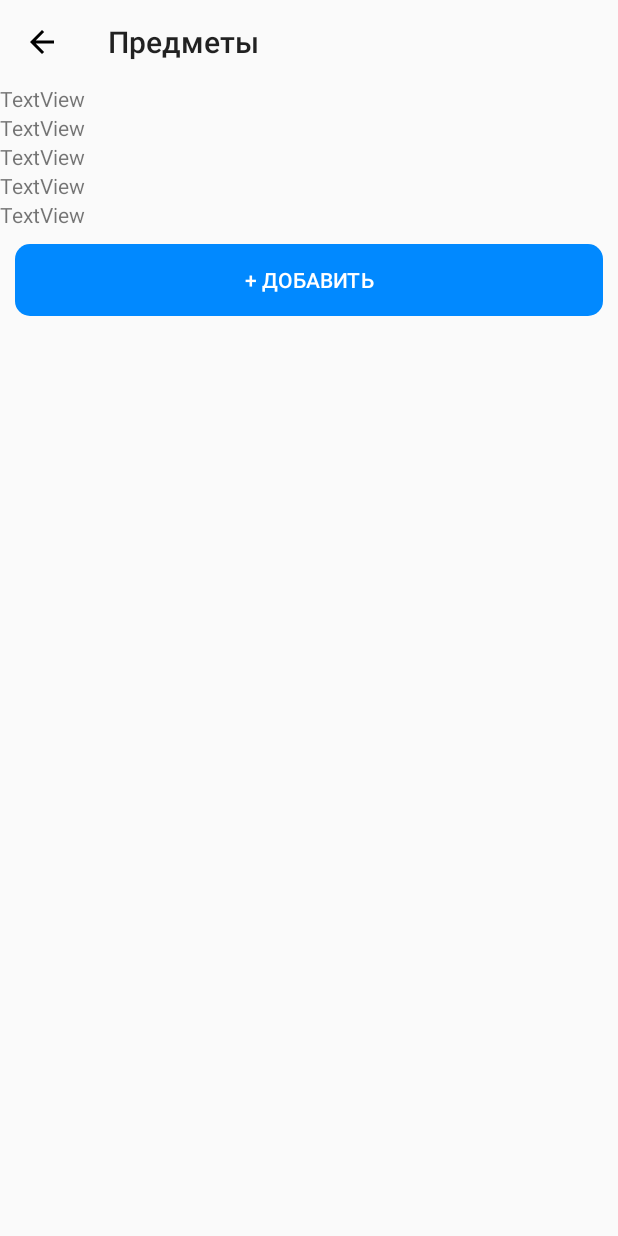
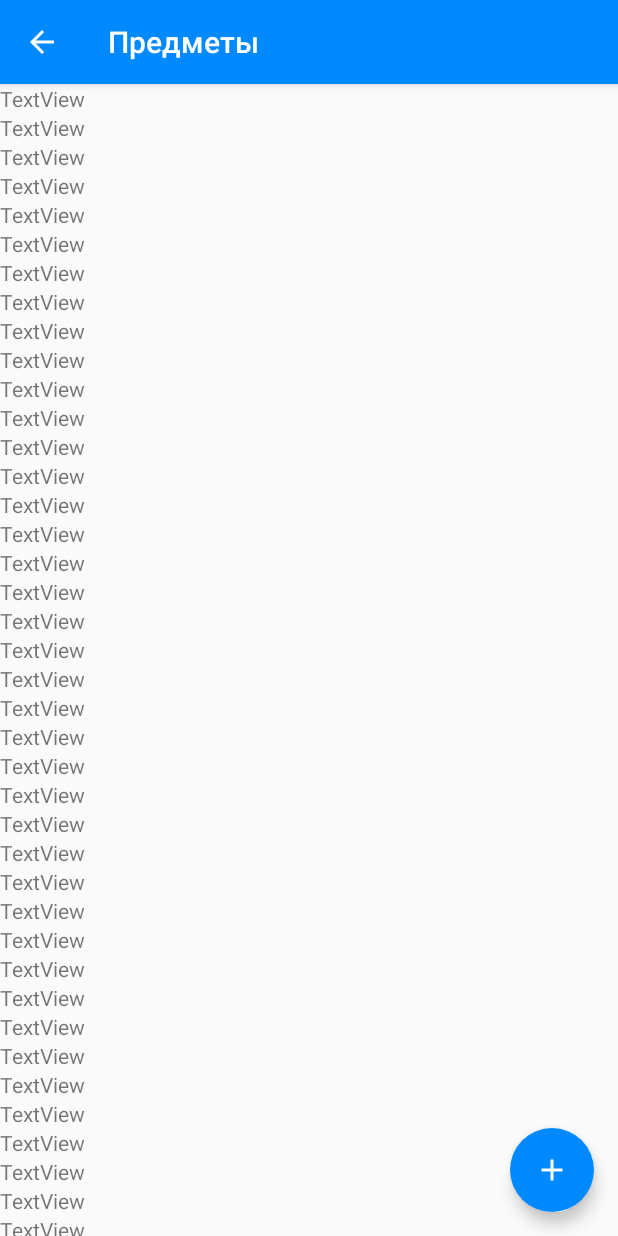
Before and after one commit to ShiryaevNikolay/MyApplicationTimeTable, an Android app: the ListItemsActivity screen opened directly, with no data from a screen before it, on a phone screen of 412 x 824 dp. Run offline under Robolectric (Android 15) with nearby library versions, the phone set to English and light mode, and no system bars.

Commit message:
Change Empty Activity to Basic Activity for list_items

```diff
--- a/app/build.gradle
+++ b/app/build.gradle
@@ -23,6 +23,7 @@ dependencies {
     implementation fileTree(dir: 'libs', include: ['*.jar'])
     implementation 'androidx.appcompat:appcompat:1.1.0'
     implementation 'androidx.constraintlayout:constraintlayout:1.1.3'
+    implementation 'com.google.android.material:material:1.0.0'
     testImplementation 'junit:junit:4.12'
     androidTestImplementation 'androidx.test.ext:junit:1.1.1'
     androidTestImplementation 'androidx.test.espresso:espresso-core:3.2.0'
--- a/app/src/main/AndroidManifest.xml
+++ b/app/src/main/AndroidManifest.xml
@@ -9,10 +9,10 @@
         android:roundIcon="@mipmap/ic_launcher_round"
         android:supportsRtl="true"
         android:theme="@style/AppTheme">
-
-        <activity android:name=".AddItemsActivity"
-            android:label="Предметы"></activity>
-
+        <activity
+            android:name=".ListItemsActivity"
+            android:label="Предметы"
+            android:theme="@style/AppTheme.NoActionBar"></activity>
         <activity android:name=".MainActivity">
             <intent-filter>
                 <action android:name="android.intent.action.MAIN" />
--- a/app/src/main/java/com/example/timetable/ItemsAdapter.java
+++ b/app/src/main/java/com/example/timetable/ItemsAdapter.java
@@ -26,7 +26,7 @@ public class ItemsAdapter extends RecyclerView.Adapter<RecyclerView.ViewHolder>
         int layoutIdForListItem = R.layout.recyclerview_item;
         // нужен для создания нового xml файла на основе recyclerview_item.xml
         LayoutInflater inflater = LayoutInflater.from(context);
-        // создаём новое представление (элемент) из layoutIdForItem, parent - <RecyclerView> в activity_add_items.xml, false - нужно ли помещать созданный объект layoutIdForItem внутрь parent(<RecyclerView>)
+        // создаём новое представление (элемент) из layoutIdForItem, parent - <RecyclerView> в activity_list_items.xml, false - нужно ли помещать созданный объект layoutIdForItem внутрь parent(<RecyclerView>)
         View view = inflater.inflate(layoutIdForListItem, parent, false);
         // обернём созданный элемент списка в ViewHolder
         ItemsViewHolder viewHolder = new ItemsViewHolder(view);
--- a/app/src/main/java/com/example/timetable/AddItemsActivity.java
+++ b/app/src/main/java/com/example/timetable/ListItemsActivity.java
@@ -1,15 +1,20 @@
 package com.example.timetable;
 
+import android.os.Bundle;
+
+import com.google.android.material.floatingactionbutton.FloatingActionButton;
+
 import androidx.appcompat.app.AppCompatActivity;
+import androidx.appcompat.widget.Toolbar;
+
+import android.view.View;
+
 import androidx.recyclerview.widget.LinearLayoutManager;
 import androidx.recyclerview.widget.RecyclerView;
 
 import android.content.Intent;
-import android.os.Bundle;
-import android.view.View;
-import android.widget.Toolbar;
 
-public class AddItemsActivity extends AppCompatActivity {
+public class ListItemsActivity extends AppCompatActivity {
 
     Toolbar toolbar;
 
@@ -19,13 +24,21 @@ public class AddItemsActivity extends AppCompatActivity {
     @Override
     protected void onCreate(Bundle savedInstanceState) {
         super.onCreate(savedInstanceState);
-        setContentView(R.layout.activity_add_items);
-
-        toolbar = findViewById(R.id.toolbar_add_items);
-        toolbar.setTitle(getString(R.string.toolbar_add_items));
+        setContentView(R.layout.activity_list_items);
+        toolbar = findViewById(R.id.toolbar);
+        setSupportActionBar(toolbar);
+        toolbar.setTitle("Предметы");
         toolbar.setNavigationIcon(R.drawable.toolbar_back_btn);
 
         goBackToMainActivity();
+
+        FloatingActionButton fab = findViewById(R.id.fab);
+        fab.setOnClickListener(new View.OnClickListener() {
+            @Override
+            public void onClick(View view) {
+                // тут событие при нажатии на кнопку
+            }
+        });
 
         // Находим RecyclerView
         recyclerView = findViewById(R.id.recyclerView);
@@ -35,8 +48,8 @@ public class AddItemsActivity extends AppCompatActivity {
         recyclerView.setLayoutManager(layoutManager);
         // значит, что список фиксированный
         recyclerView.setHasFixedSize(true);
-        // 5 - кол-во элементов в списке
-        itemsAdapter = new ItemsAdapter(5);
+        // 50 - кол-во элементов в списке
+        itemsAdapter = new ItemsAdapter(50);
         //назначаем RecyclerView созданный Adapter
         recyclerView.setAdapter(itemsAdapter);
     }
@@ -54,4 +67,5 @@ public class AddItemsActivity extends AppCompatActivity {
         Intent intent = new Intent(this, MainActivity.class);
         startActivity(intent);
     }
+
 }
--- a/app/src/main/java/com/example/timetable/MainActivity.java
+++ b/app/src/main/java/com/example/timetable/MainActivity.java
@@ -33,7 +33,7 @@ public class MainActivity extends AppCompatActivity {
     }
 
     public void launchAddItemsActivity(){
-        Intent intent = new Intent(this, AddItemsActivity.class);
+        Intent intent = new Intent(this, ListItemsActivity.class);
         startActivity(intent);
     }
 }
--- a/app/src/main/java/com/example/timetable/dataModel.java
+++ /dev/null
@@ -1,13 +0,0 @@
-package com.example.timetable;
-
-public class dataModel {
-    private String first;
-
-    public String getFirst() {
-        return first;
-    }
-
-    public void setFirst(String first) {
-        this.first = first;
-    }
-}
--- /dev/null
+++ b/app/src/main/res/drawable/ic_add_black_24dp.xml
@@ -0,0 +1,5 @@
+<vector android:height="24dp" android:tint="#FFFFFF"
+    android:viewportHeight="24.0" android:viewportWidth="24.0"
+    android:width="24dp" xmlns:android="http://schemas.android.com/apk/res/android">
+    <path android:fillColor="#FF000000" android:pathData="M19,13h-6v6h-2v-6H5v-2h6V5h2v6h6v2z"/>
+</vector>
--- a/app/src/main/res/drawable/toolbar_back_btn.xml
+++ b/app/src/main/res/drawable/toolbar_back_btn.xml
@@ -4,6 +4,6 @@
         android:viewportWidth="24.0"
         android:viewportHeight="24.0">
     <path
-        android:fillColor="#FF000000"
+        android:fillColor="#FFFFFFFF"
         android:pathData="M20,11H7.83l5.59,-5.59L12,4l-8,8 8,8 1.41,-1.41L7.83,13H20v-2z"/>
 </vector>
--- a/app/src/main/res/layout/activity_add_items.xml
+++ /dev/null
@@ -1,36 +0,0 @@
-<?xml version="1.0" encoding="utf-8"?>
-<RelativeLayout xmlns:android="http://schemas.android.com/apk/res/android"
-    xmlns:app="http://schemas.android.com/apk/res-auto"
-    xmlns:tools="http://schemas.android.com/tools"
-    android:layout_width="match_parent"
-    android:layout_height="match_parent"
-    tools:context=".AddItemsActivity">
-
-    <Toolbar
-        android:id="@+id/toolbar_add_items"
-        android:layout_width="match_parent"
-        android:layout_height="wrap_content" />
-
-    <androidx.recyclerview.widget.RecyclerView
-        android:id="@+id/recyclerView"
-        android:layout_width="match_parent"
-        android:layout_height="wrap_content"
-        android:layout_below="@+id/toolbar_add_items"/>
-
-    <LinearLayout
-        android:layout_width="match_parent"
-        android:layout_height="wrap_content"
-        android:layout_below="@+id/recyclerView"
-        android:orientation="horizontal"
-        android:padding="10dp">
-
-        <Button
-            android:id="@+id/add_item_btn"
-            android:layout_width="match_parent"
-            android:layout_height="wrap_content"
-            android:background="@drawable/style_btn"
-            android:text="+ Добавить"
-            android:textColor="#ffffff" />
-    </LinearLayout>
-
-</RelativeLayout>
--- /dev/null
+++ b/app/src/main/res/layout/activity_list_items.xml
@@ -0,0 +1,35 @@
+<?xml version="1.0" encoding="utf-8"?>
+<androidx.coordinatorlayout.widget.CoordinatorLayout xmlns:android="http://schemas.android.com/apk/res/android"
+    xmlns:app="http://schemas.android.com/apk/res-auto"
+    xmlns:tools="http://schemas.android.com/tools"
+    android:layout_width="match_parent"
+    android:layout_height="match_parent"
+    tools:context=".ListItemsActivity">
+
+    <com.google.android.material.appbar.AppBarLayout
+        android:layout_width="match_parent"
+        android:layout_height="wrap_content"
+        android:theme="@style/AppTheme.AppBarOverlay">
+
+        <androidx.appcompat.widget.Toolbar
+            android:id="@+id/toolbar"
+            android:layout_width="match_parent"
+            android:layout_height="?attr/actionBarSize"
+            android:background="?attr/colorPrimary"
+            app:popupTheme="@style/AppTheme.PopupOverlay" />
+
+    </com.google.android.material.appbar.AppBarLayout>
+
+    <include layout="@layout/content_list_items" />
+
+    <com.google.android.material.floatingactionbutton.FloatingActionButton
+        android:id="@+id/fab"
+        android:layout_width="wrap_content"
+        android:layout_height="wrap_content"
+        android:layout_gravity="bottom|end"
+        android:layout_margin="@dimen/fab_margin"
+        app:srcCompat="@drawable/ic_add_black_24dp"
+        android:backgroundTint="@color/colorPrimary"
+        app:borderWidth="0dp"/>
+
+</androidx.coordinatorlayout.widget.CoordinatorLayout>
--- /dev/null
+++ b/app/src/main/res/layout/content_list_items.xml
@@ -0,0 +1,17 @@
+<?xml version="1.0" encoding="utf-8"?>
+<RelativeLayout xmlns:android="http://schemas.android.com/apk/res/android"
+    xmlns:app="http://schemas.android.com/apk/res-auto"
+    xmlns:tools="http://schemas.android.com/tools"
+    android:layout_width="match_parent"
+    android:layout_height="match_parent"
+    app:layout_behavior="@string/appbar_scrolling_view_behavior"
+    tools:context=".ListItemsActivity"
+    tools:showIn="@layout/activity_list_items">
+
+    <androidx.recyclerview.widget.RecyclerView
+        android:id="@+id/recyclerView"
+        android:layout_width="match_parent"
+        android:layout_height="wrap_content"
+        android:layout_below="@+id/toolbar_add_items"/>
+
+</RelativeLayout>
--- /dev/null
+++ b/app/src/main/res/values/dimens.xml
@@ -0,0 +1,3 @@
+<resources>
+    <dimen name="fab_margin">16dp</dimen>
+</resources>
--- a/app/src/main/res/values/strings.xml
+++ b/app/src/main/res/values/strings.xml
@@ -1,4 +1,6 @@
 <resources>
     <string name="app_name">TimeTable</string>
     <string name="toolbar_add_items">Предметы</string>
+    <string name="title_activity_main2">Main2Activity</string>
+    <string name="title_activity_list_items">ListItemsActivity</string>
 </resources>
--- a/app/src/main/res/values/styles.xml
+++ b/app/src/main/res/values/styles.xml
@@ -15,4 +15,13 @@
         <item name="colorAccent">@color/colorAccent</item>
     </style>
 
+    <style name="AppTheme.NoActionBar">
+        <item name="windowActionBar">false</item>
+        <item name="windowNoTitle">true</item>
+    </style>
+
+    <style name="AppTheme.AppBarOverlay" parent="ThemeOverlay.AppCompat.Dark.ActionBar" />
+
+    <style name="AppTheme.PopupOverlay" parent="ThemeOverlay.AppCompat.Light" />
+
 </resources>
```
